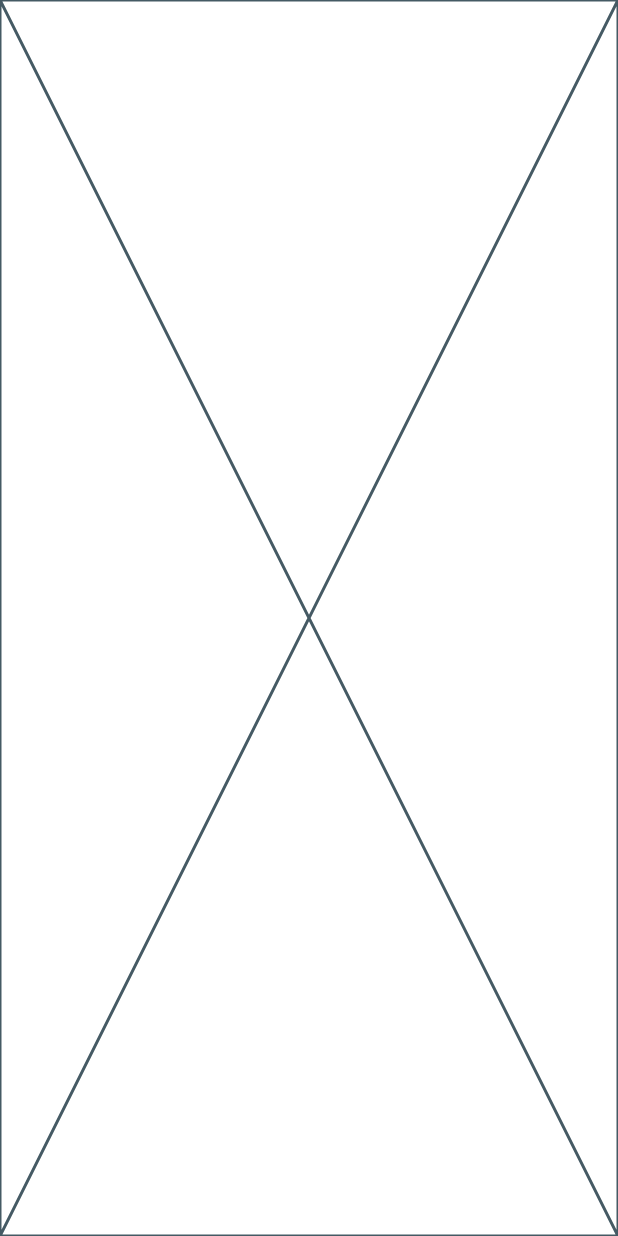
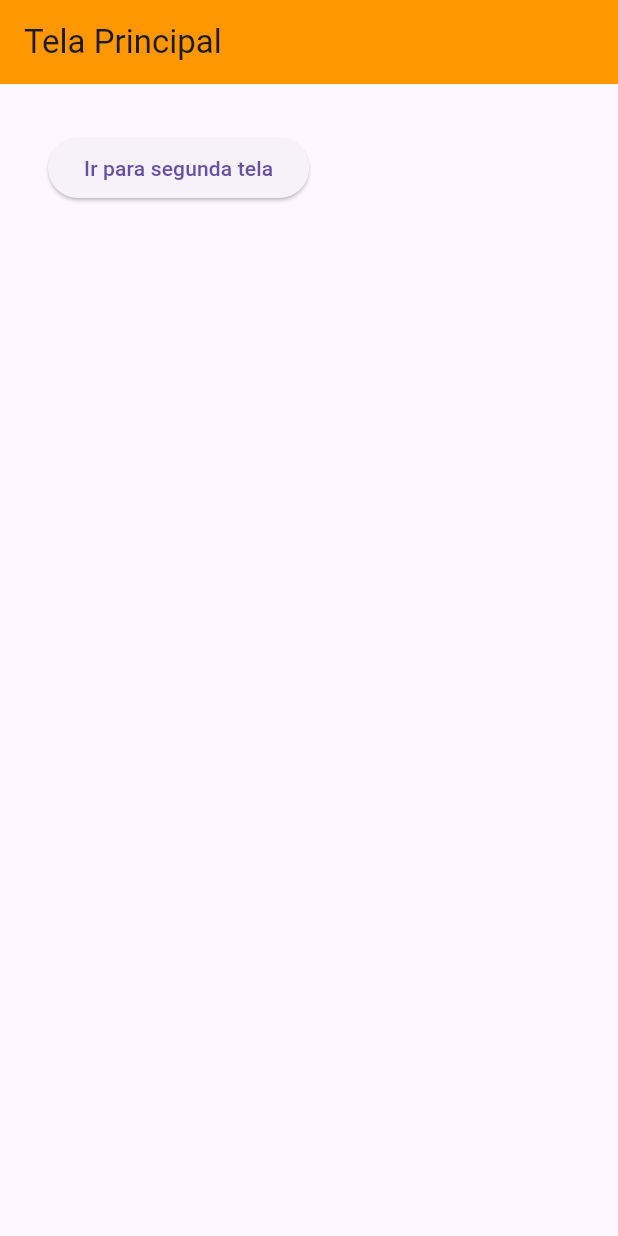
Before and after one commit to roberiosouza/navega-telas-flutter, a Flutter app: the screen it shows after launch, on a phone screen of 412 x 824 dp. Run offline on Flutter 3.47's test engine with Material 3 defaults, Android fonts, the phone set to English and light mode, and no system bars.

Commit message:
Implementado a construção das duas telas bem como a navegação entre elas.

```diff
--- a/lib/main.dart
+++ b/lib/main.dart
@@ -1,4 +1,5 @@
 import 'package:flutter/material.dart';
+import 'package:navega_telas/tela-secundaria.dart';
 
 void main() {
   runApp(MaterialApp(
@@ -16,6 +17,26 @@ class TelaPrincipal extends StatefulWidget {
 class _TelaPrincipalState extends State<TelaPrincipal> {
   @override
   Widget build(BuildContext context) {
-    return const Placeholder();
+    return Scaffold(
+      appBar: AppBar(
+        title: Text("Tela Principal"),
+        backgroundColor: Colors.orange,
+      ),
+      body: Padding(
+        padding: EdgeInsets.all(32),
+        child: Column(
+          children: [
+            ElevatedButton(
+                onPressed: () {
+                  Navigator.push(
+                      context,
+                      MaterialPageRoute(
+                          builder: (context) => TelaSecundaria()));
+                },
+                child: Text("Ir para segunda tela"))
+          ],
+        ),
+      ),
+    );
   }
 }
```
Also changed, not shown: lib/tela-secundaria.dart (added, +26 -0 lines).
